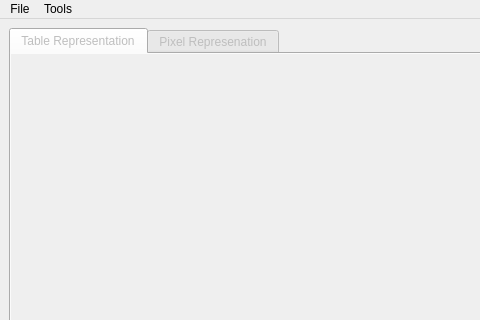
Qt form mainwindow.ui (Airels/ihm-tabs) before a commit; both pictures show x 0 to 480 and y 0 to 320 of the 1280 by 733 pixel window.
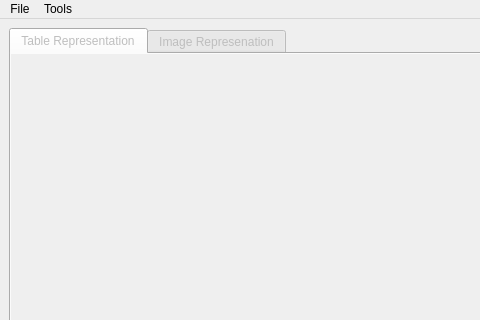
The same form after that commit.

Commit message: renamed export and pxiel represenation tab

```diff
--- a/mainwindow.ui
+++ b/mainwindow.ui
@@ -118,7 +118,7 @@
          <bool>false</bool>
         </property>
         <attribute name="title">
-         <string>Pixel Represenation</string>
+         <string>Image Represenation</string>
         </attribute>
        </widget>
       </widget>
```
The commit also changes 1 other file.
